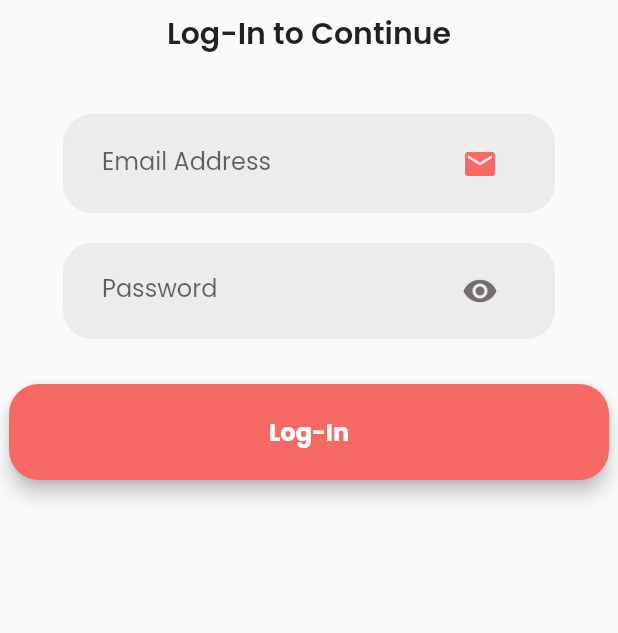
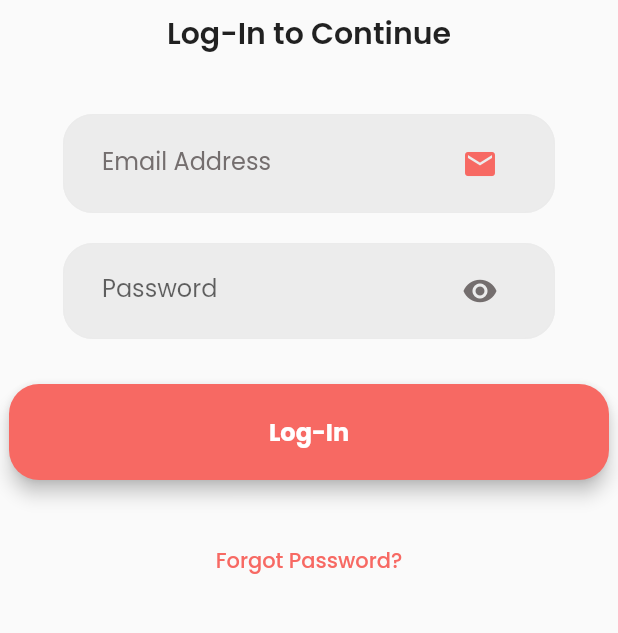
Before and after one commit to khoirunnisaaaa/Flutter_Coller, a Flutter app: the screen it shows after launch, on a phone screen of 412 x 824 dp, the part 297-930 px from its top. Run offline on Flutter 3.47's test engine with Material 2 defaults, Android fonts, the phone set to English and light mode, and no system bars; our stand-ins replace badges, google_fonts.

Commit message:
update login

```diff
--- a/lib/view/login.dart
+++ b/lib/view/login.dart
@@ -43,6 +43,9 @@ class Login extends StatelessWidget {
                         border: InputBorder.none,
                         hintText: 'irenebae@gmail.com',
                         labelText: 'Email Address',
+                        labelStyle: TextStyle(
+                          color: Color.fromARGB(255, 116, 110, 110),
+                        ),
                         suffixIcon: Icon(
                           Icons.mail,
                           color: Color(0xFFF76963),
@@ -115,6 +118,48 @@ class Login extends StatelessWidget {
                 ),
               ),
             ),
+            SizedBox(
+              height: 20,
+            ),
+            TextButton(
+              onPressed: () {
+                //action
+              },
+              child: Text(
+                'Forgot Password?',
+                style:
+                    TextStyle(decorationThickness: 0, color: Color(0xFFF76963)),
+                textAlign: TextAlign.center,
+              ),
+            ),
+            SizedBox(
+              height: 300,
+            ),
+            Padding(
+                padding: const EdgeInsets.symmetric(vertical: 10),
+                child: Row(
+                  mainAxisAlignment: MainAxisAlignment.center,
+                  children: [
+                    Text(
+                      "Don't have any account ?",
+                      style: TextStyle(
+                        fontSize: 15,
+                        fontWeight: FontWeight.bold,
+                        color: Color.fromARGB(255, 116, 110, 110),
+                      ),
+                    ),
+                    TextButton(
+                      onPressed: () {},
+                      child: Text(
+                        "Register",
+                        style: TextStyle(
+                            color: Color(0xFFF76963),
+                            fontWeight: FontWeight.bold,
+                            fontSize: 15),
+                      ),
+                    )
+                  ],
+                ))
           ],
         ),
       )),
--- a/lib/view/register.dart
+++ b/lib/view/register.dart
@@ -89,7 +89,7 @@ class Register extends StatelessWidget {
                 ),
               ),
             ),
-         SizedBox(
+            SizedBox(
               height: 20,
             ),
             Padding(
```
Also changed, not shown: pubspec.lock, 1 other file.
